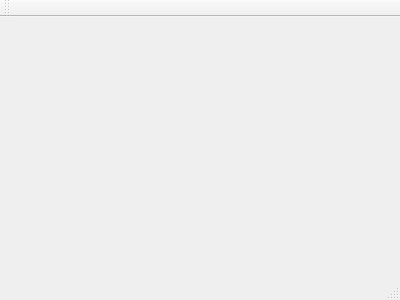
Old version of the form mainwindow.ui in the repository corn-team/CORNpaper.
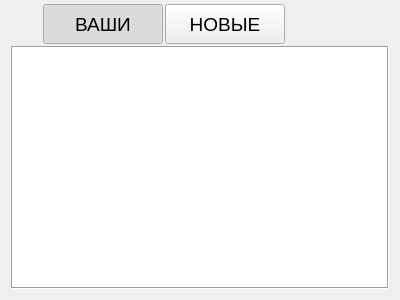
New version of the form.

Commit message: Added some buttons(still not working)

What changed in the file:
```diff
--- a/mainwindow.ui
+++ b/mainwindow.ui
@@ -12,13 +12,135 @@
   <property name="windowTitle" >
    <string>MainWindow</string>
   </property>
-  <widget class="QMenuBar" name="menuBar" />
-  <widget class="QToolBar" name="mainToolBar" />
-  <widget class="QWidget" name="centralWidget" />
-  <widget class="QStatusBar" name="statusBar" />
+  <widget class="QWidget" name="centralWidget">
+   <layout class="QVBoxLayout" name="verticalLayout">
+    <property name="spacing">
+     <number>2</number>
+    </property>
+    <property name="topMargin">
+     <number>4</number>
+    </property>
+    <item>
+     <layout class="QHBoxLayout" name="horizontalLayout">
+      <property name="spacing">
+       <number>0</number>
+      </property>
+      <item>
+       <layout class="QHBoxLayout" name="horizontalLayout_tabs">
+        <property name="spacing">
+         <number>2</number>
+        </property>
+        <property name="sizeConstraint">
+         <enum>QLayout::SetDefaultConstraint</enum>
+        </property>
+        <item>
+         <widget class="QPushButton" name="pushButton_your">
+          <property name="sizePolicy">
+           <sizepolicy hsizetype="Fixed" vsizetype="Fixed">
+            <horstretch>0</horstretch>
+            <verstretch>0</verstretch>
+           </sizepolicy>
+          </property>
+          <property name="minimumSize">
+           <size>
+            <width>120</width>
+            <height>40</height>
+           </size>
+          </property>
+          <property name="font">
+           <font>
+            <pointsize>14</pointsize>
+            <strikeout>false</strikeout>
+           </font>
+          </property>
+          <property name="text">
+           <string>ВАШИ</string>
+          </property>
+          <property name="checkable">
+           <bool>true</bool>
+          </property>
+          <property name="checked">
+           <bool>true</bool>
+          </property>
+          <property name="flat">
+           <bool>false</bool>
+          </property>
+         </widget>
+        </item>
+        <item>
+         <widget class="QPushButton" name="pushButton_new">
+          <property name="sizePolicy">
+           <sizepolicy hsizetype="Fixed" vsizetype="Fixed">
+            <horstretch>0</horstretch>
+            <verstretch>0</verstretch>
+           </sizepolicy>
+          </property>
+          <property name="minimumSize">
+           <size>
+            <width>120</width>
+            <height>40</height>
+           </size>
+          </property>
+          <property name="font">
+           <font>
+            <pointsize>14</pointsize>
+           </font>
+          </property>
+          <property name="text">
+           <string>НОВЫЕ</string>
+          </property>
+          <property name="checkable">
+           <bool>true</bool>
+          </property>
+         </widget>
+        </item>
+       </layout>
+      </item>
+      <item>
+       <widget class="QPushButton" name="pushButton_settings">
+        <property name="sizePolicy">
+         <sizepolicy hsizetype="Fixed" vsizetype="Fixed">
+          <horstretch>0</horstretch>
+          <verstretch>0</verstretch>
+         </sizepolicy>
+        </property>
+        <property name="minimumSize">
+         <size>
+          <width>30</width>
+          <height>30</height>
+         </size>
+        </property>
+        <property name="text">
+         <string/>
+        </property>
+        <property name="flat">
+         <bool>true</bool>
+        </property>
+       </widget>
+      </item>
+     </layout>
+    </item>
+    <item>
+     <widget class="QListWidget" name="listWidget_wallpapers">
+      <property name="frameShape">
+       <enum>QFrame::Box</enum>
+      </property>
+     </widget>
+    </item>
+   </layout>
+  </widget>
+  <widget class="QMenuBar" name="menuBar">
+   <property name="geometry">
+    <rect>
+     <x>0</x>
+     <y>0</y>
+     <width>400</width>
+     <height>21</height>
+    </rect>
+   </property>
+  </widget>
  </widget>
- <layoutDefault spacing="6" margin="11" />
- <pixmapfunction></pixmapfunction>
+ <layoutdefault spacing="6" margin="11"/>
  <resources/>
  <connections/>
 </ui>
```
Left out of the diff: 7 changed lines with no effect on the pictures. The commit also changes 12 other files.
